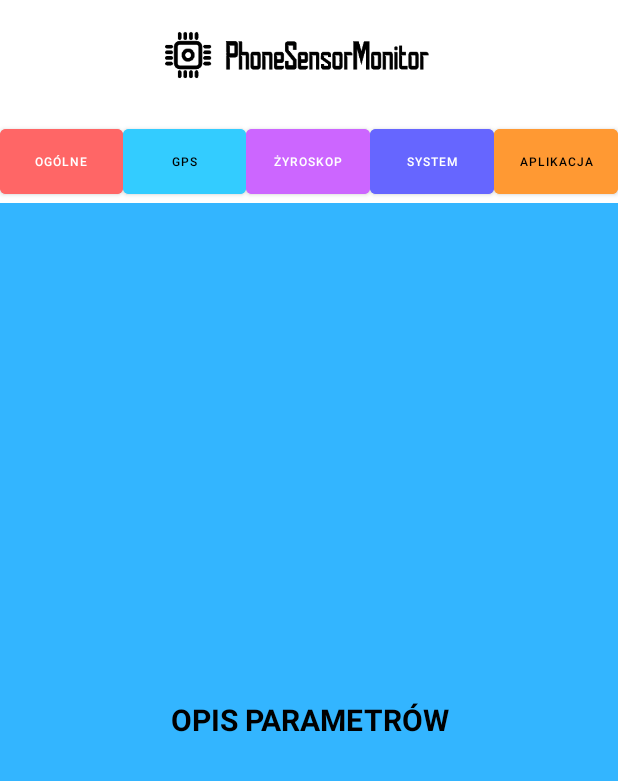
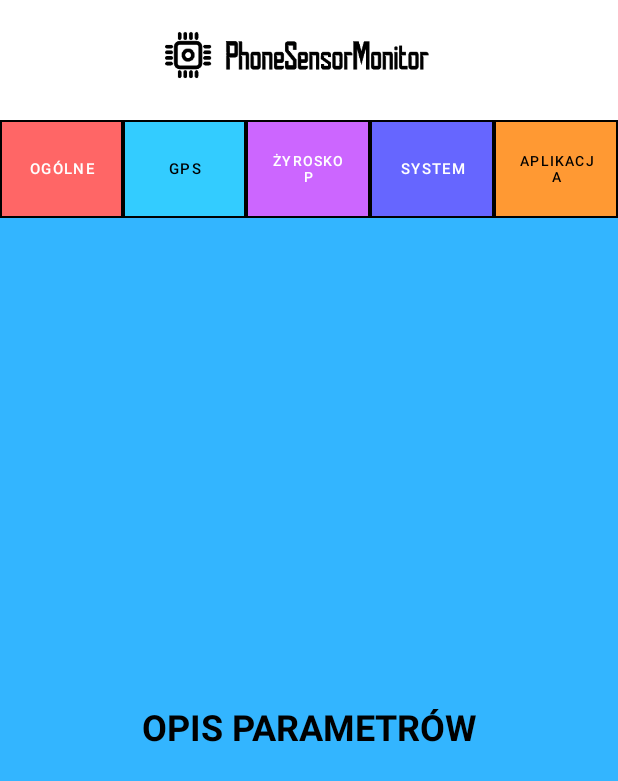
Before and after one commit to Janq20/PhoneMobileSensor-, an Android app: the screen it shows after launch (MainActivity), on a phone screen of 412 x 824 dp. Shown: the top 781 px of the screen. Run offline under Robolectric (Android 15) with nearby library versions, the phone set to English and light mode, and no system bars.

Commit message:
Poprawa interfejsu aplikacji: Zwiększenie rozmiaru czcionek w panelu parametrów, Poprawa Przejrzystości Aplikacji i dodanie marginesów

```diff
--- a/app/src/main/res/layout/activity_main.xml
+++ b/app/src/main/res/layout/activity_main.xml
@@ -1,5 +1,6 @@
 <?xml version="1.0" encoding="utf-8"?>
 <LinearLayout xmlns:android="http://schemas.android.com/apk/res/android"
+    xmlns:app="http://schemas.android.com/apk/res-auto"
     android:layout_width="match_parent"
     android:layout_height="match_parent"
     android:orientation="vertical"
@@ -7,7 +8,6 @@
     android:gravity="center_horizontal"
     android:padding="0dp">
 
-    <!-- Logo - przy samej górze -->
     <ImageView
         android:id="@+id/logo"
         android:layout_width="wrap_content"
@@ -20,10 +20,9 @@
         android:layout_marginBottom="0dp"
         android:contentDescription="Logo aplikacji" />
 
-    <!-- Pasek przycisków -->
     <LinearLayout
         android:layout_width="match_parent"
-        android:layout_height="55dp"
+        android:layout_height="65dp"
         android:orientation="horizontal"
         android:weightSum="5"
         android:gravity="center"
@@ -31,7 +30,7 @@
         android:layout_marginBottom="0dp"
         android:padding="0dp">
 
-        <Button
+        <com.google.android.material.button.MaterialButton
             android:id="@+id/btn_ogolne"
             android:layout_width="0dp"
             android:layout_height="match_parent"
@@ -39,10 +38,15 @@
             android:text="OGÓLNE"
             android:textAllCaps="true"
             android:textColor="#FFFFFF"
-            android:textSize="11sp"
-            android:backgroundTint="#FF6666" />
+            android:textSize="10sp"
+            app:backgroundTint="#FF6666"
+            app:cornerRadius="0dp"
+            app:strokeColor="#000000"
+            app:strokeWidth="1dp"
+            android:insetTop="0dp"
+            android:insetBottom="0dp"/>
 
-        <Button
+        <com.google.android.material.button.MaterialButton
             android:id="@+id/btn_gps"
             android:layout_width="0dp"
             android:layout_height="match_parent"
@@ -50,10 +54,15 @@
             android:text="GPS"
             android:textAllCaps="true"
             android:textColor="#000000"
-            android:textSize="11sp"
-            android:backgroundTint="#33CCFF" />
+            android:textSize="10sp"
+            app:backgroundTint="#33CCFF"
+            app:cornerRadius="0dp"
+            app:strokeColor="#000000"
+            app:strokeWidth="1dp"
+            android:insetTop="0dp"
+            android:insetBottom="0dp"/>
 
-        <Button
+        <com.google.android.material.button.MaterialButton
             android:id="@+id/btn_zyroskop"
             android:layout_width="0dp"
             android:layout_height="match_parent"
@@ -61,10 +70,15 @@
             android:text="ŻYROSKOP"
             android:textAllCaps="true"
             android:textColor="#FFFFFF"
-            android:textSize="11sp"
-            android:backgroundTint="#CC66FF" />
+            android:textSize="9sp"
+            app:backgroundTint="#CC66FF"
+            app:cornerRadius="0dp"
+            app:strokeColor="#000000"
+            app:strokeWidth="1dp"
+            android:insetTop="0dp"
+            android:insetBottom="0dp"/>
 
-        <Button
+        <com.google.android.material.button.MaterialButton
             android:id="@+id/btn_system"
             android:layout_width="0dp"
             android:layout_height="match_parent"
@@ -72,10 +86,15 @@
             android:text="SYSTEM"
             android:textAllCaps="true"
             android:textColor="#FFFFFF"
-            android:textSize="11sp"
-            android:backgroundTint="#6666FF" />
+            android:textSize="10sp"
+            app:backgroundTint="#6666FF"
+            app:cornerRadius="0dp"
+            app:strokeColor="#000000"
+            app:strokeWidth="1dp"
+            android:insetTop="0dp"
+            android:insetBottom="0dp"/>
 
-        <Button
+        <com.google.android.material.button.MaterialButton
             android:id="@+id/btn_aplikacja"
             android:layout_width="0dp"
             android:layout_height="match_parent"
@@ -83,11 +102,15 @@
             android:text="APLIKACJA"
             android:textAllCaps="true"
             android:textColor="#000000"
-            android:textSize="11sp"
-            android:backgroundTint="#FF9933" />
+            android:textSize="9sp"
+            app:backgroundTint="#FF9933"
+            app:cornerRadius="0dp"
+            app:strokeColor="#000000"
+            app:strokeWidth="1dp"
+            android:insetTop="0dp"
+            android:insetBottom="0dp"/>
     </LinearLayout>
 
-    <!-- Dynamiczne pole na parametry -->
     <ScrollView
         android:layout_width="match_parent"
         android:layout_height="0dp"
@@ -104,9 +127,9 @@
             android:gravity="center"
             android:text="OPIS PARAMETRÓW"
             android:textColor="#000000"
-            android:textSize="17sp"
+            android:textSize="24sp"
             android:textStyle="bold"
-            android:padding="8dp" />
+            android:padding="16dp" />
     </ScrollView>
 
 </LinearLayout>
```
